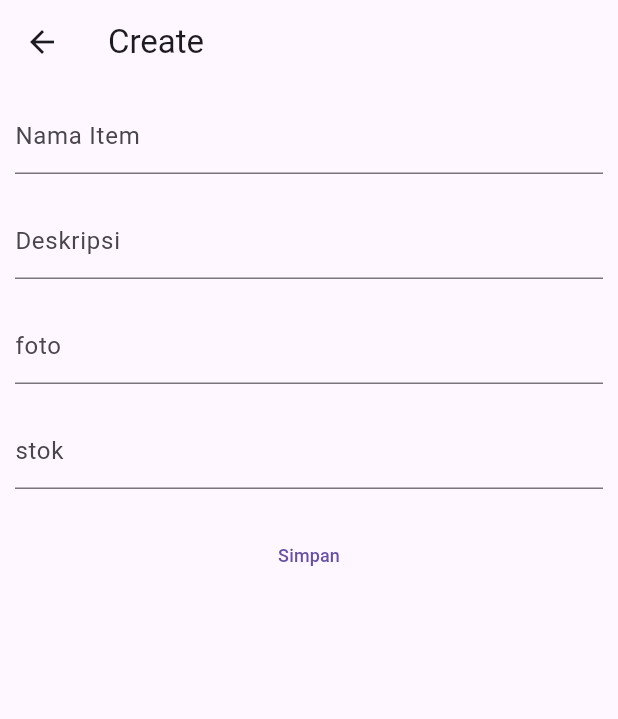
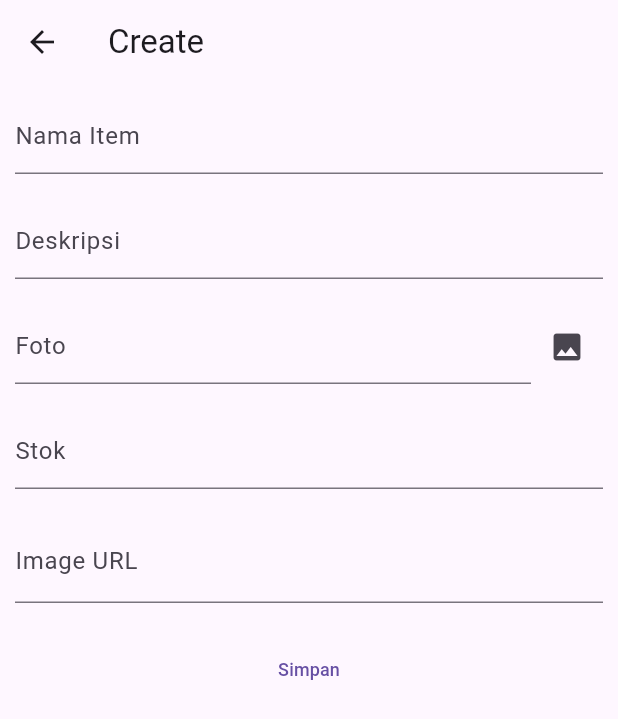
Before and after one commit to WahyuuR/inventoryApp, a Flutter app: the Create screen opened directly, on a phone screen of 412 x 824 dp. Shown: the top 719 px of the screen. Run offline on Flutter 3.47's test engine with Material 3 defaults, Android fonts, the phone set to English and light mode, and no system bars; our stand-ins replace image_picker.

Commit message:
initial commit

```diff
--- a/lib/page/create_screen.dart
+++ b/lib/page/create_screen.dart
@@ -1,6 +1,8 @@
 import 'dart:convert';
+import 'dart:io';
 import 'package:flutter/foundation.dart';
 import 'package:flutter/material.dart';
+import 'package:image_picker/image_picker.dart';
 import 'package:http/http.dart';
 
 class Create extends StatefulWidget {
@@ -14,6 +16,26 @@ class _CreateState extends State<Create> {
   TextEditingController descriptionController = TextEditingController();
   TextEditingController stockController = TextEditingController();
   TextEditingController photoController = TextEditingController();
+  File? _image;
+  String? _imageUrl;
+
+  final ImagePicker _picker = ImagePicker();
+
+  Future<void> _pickImage() async {
+    final XFile? pickedFile =
+        await _picker.pickImage(source: ImageSource.gallery);
+
+    setState(() {
+      if (pickedFile != null) {
+        _image = File(pickedFile.path);
+        _imageUrl = null;
+        photoController.text =
+            pickedFile.path.split('/').last; // Show file name
+      } else {
+        print('No image selected.');
+      }
+    });
+  }
 
   createData() async {
     var url =
@@ -21,7 +43,9 @@ class _CreateState extends State<Create> {
     var posBody = {
       "NamaItem": nameController.text,
       "deskripsi": descriptionController.text,
-      "foto": photoController.text,
+      "foto": _image != null
+          ? base64Encode(_image!.readAsBytesSync())
+          : _imageUrl ?? "",
       "stok": stockController.text
     };
     var response = await post(
@@ -44,7 +68,8 @@ class _CreateState extends State<Create> {
       appBar: AppBar(
         title: const Text('Create'),
       ),
-      body: Column(
+      body: SingleChildScrollView(
+        child: Column(
           children: [
             Padding(
               padding: const EdgeInsets.all(10.0),
@@ -66,11 +91,22 @@ class _CreateState extends State<Create> {
             ),
             Padding(
               padding: const EdgeInsets.all(10.0),
+              child: Row(
+                children: [
+                  Expanded(
                     child: TextFormField(
                       controller: photoController,
                       style: const TextStyle(fontSize: 12.0),
-              keyboardType: TextInputType.number,
-              decoration: const InputDecoration(labelText: "foto"),
+                      keyboardType: TextInputType.text,
+                      decoration: const InputDecoration(labelText: "Foto"),
+                      readOnly: true,
+                    ),
+                  ),
+                  IconButton(
+                    icon: const Icon(Icons.image),
+                    onPressed: _pickImage,
+                  ),
+                ],
               ),
             ),
             Padding(
@@ -78,9 +114,32 @@ class _CreateState extends State<Create> {
               child: TextFormField(
                 controller: stockController,
                 style: const TextStyle(fontSize: 12.0),
-              keyboardType: TextInputType.text,
-              decoration: const InputDecoration(labelText: "stok"),
+                keyboardType: TextInputType.number,
+                decoration: const InputDecoration(labelText: "Stok"),
               ),
+            ),
+            Padding(
+              padding: const EdgeInsets.all(10.0),
+              child: TextFormField(
+                decoration: const InputDecoration(labelText: "Image URL"),
+                onChanged: (value) {
+                  setState(() {
+                    _imageUrl = value;
+                    _image = null;
+                    photoController.text = value;
+                  });
+                },
+              ),
+            ),
+            if (_image != null)
+              Padding(
+                padding: const EdgeInsets.all(10.0),
+                child: Image.file(_image!),
+              ),
+            if (_imageUrl != null && _imageUrl!.isNotEmpty)
+              Padding(
+                padding: const EdgeInsets.all(10.0),
+                child: Image.network(_imageUrl!),
               ),
             Padding(
               padding: const EdgeInsets.all(10.0),
@@ -96,6 +155,7 @@ class _CreateState extends State<Create> {
             ),
           ],
         ),
+      ),
     );
   }
 }
--- a/lib/page/delete_screen.dart
+++ b/lib/page/delete_screen.dart
@@ -75,7 +75,7 @@ class _EEditDeleteState extends State<EEditDelete> {
               style: const TextStyle(fontSize: 12.0),
               controller: nameController,
               keyboardType: TextInputType.text,
-              decoration: const InputDecoration(labelText: "Nama Group"),
+              decoration: const InputDecoration(labelText: "Nama Item"),
             ),
           ),
           Padding(
@@ -84,7 +84,7 @@ class _EEditDeleteState extends State<EEditDelete> {
               style: const TextStyle(fontSize: 12.0),
               controller: descriptionController,
               keyboardType: TextInputType.text,
-              decoration: const InputDecoration(labelText: "Description Group"),
+              decoration: const InputDecoration(labelText: "Description"),
             ),
           ),
           Padding(
--- a/pubspec.yaml
+++ b/pubspec.yaml
@@ -35,6 +35,7 @@ dependencies:
   # Use with the CupertinoIcons class for iOS style icons.
   cupertino_icons: ^1.0.6
   http: ^1.2.1
+  image_picker: ^1.1.2
 
 dev_dependencies:
   flutter_test:
```
Also changed, not shown: lib/main.dart (+3 -4 lines), lib/page/home_screen.dart (+97 -39 lines), lib/page/login_screen.dart (+11 -3 lines), pubspec.lock, 5 other files. Lines whose indentation alone changed are shown as unchanged.
